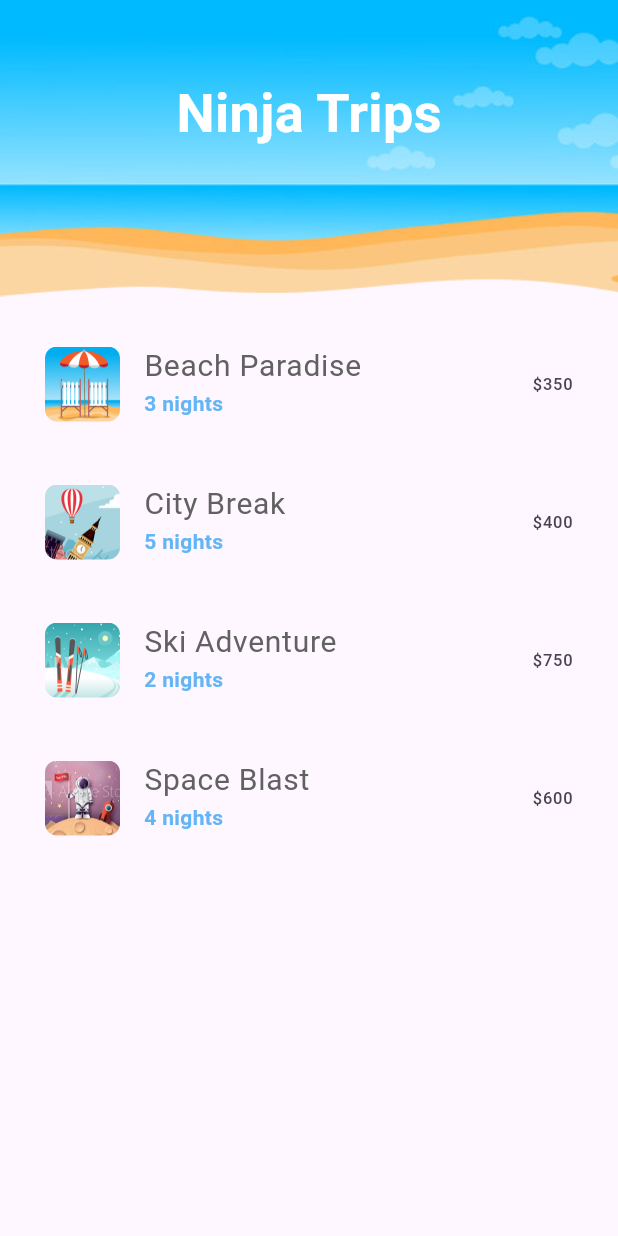
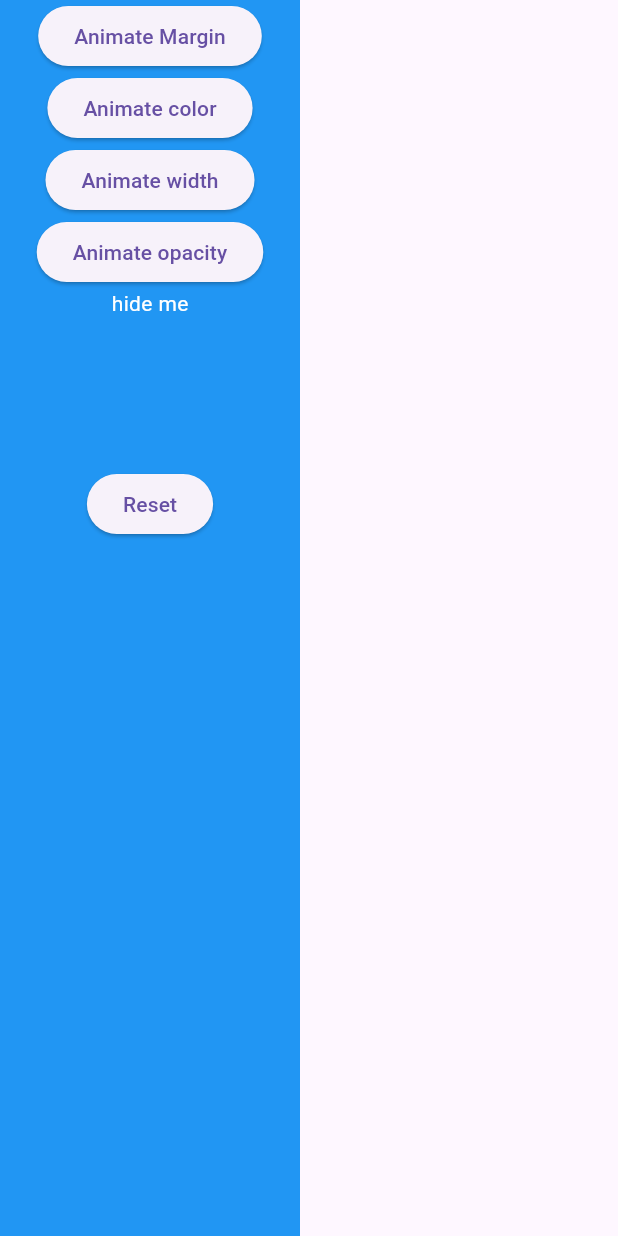
Before and after one commit to Arvindkr123/ninja_trips_animation, a Flutter app: the screen it shows after launch, on a phone screen of 412 x 824 dp. Run offline on Flutter 3.47's test engine with Material 3 defaults, Android fonts, the phone set to English and light mode, and no system bars.

Commit message:
added sandbox for playing with animation for learning purpose

```diff
--- a/lib/main.dart
+++ b/lib/main.dart
@@ -1,5 +1,6 @@
 import 'package:flutter/material.dart';
 import 'package:ninja_trips/screens/home.dart';
+import 'package:ninja_trips/screens/sandbox.dart';
 
 void main() {
   runApp(const MyApp());
@@ -14,7 +15,7 @@ class MyApp extends StatelessWidget {
     return MaterialApp(
       title: 'Ninja Trips',
       debugShowCheckedModeBanner: false,
-      home: Home(),
+      home: Sandbox(),
     );
   }
 }
--- /dev/null
+++ b/lib/screens/sandbox.dart
@@ -0,0 +1,81 @@
+import 'package:flutter/material.dart';
+
+class Sandbox extends StatefulWidget {
+  const Sandbox({super.key});
+
+  @override
+  State<Sandbox> createState() => _SandboxState();
+}
+
+class _SandboxState extends State<Sandbox> {
+  double _opacity = 1;
+  double _margin = 0;
+  double _width = 200;
+  Color _color = Colors.blue;
+  @override
+  Widget build(BuildContext context) {
+    final sizeWidth = MediaQuery.of(context).size.width;
+    return Scaffold(
+      body: AnimatedContainer(
+        duration: Duration(seconds: 1),
+        margin: EdgeInsets.all(_margin),
+        width: _width,
+        color: _color,
+        child: Column(
+          crossAxisAlignment: CrossAxisAlignment.center,
+          children: <Widget>[
+            ElevatedButton(
+              onPressed: () {
+                setState(() {
+                  _margin = 50;
+                });
+              },
+              child: Text('Animate Margin'),
+            ),
+            ElevatedButton(
+              onPressed: () {
+                setState(() {
+                  _color = Colors.redAccent;
+                });
+              },
+              child: Text('Animate color'),
+            ),
+            ElevatedButton(
+              onPressed: () {
+                setState(() {
+                  _width = sizeWidth;
+                });
+              },
+              child: Text('Animate width'),
+            ),
+            ElevatedButton(
+              onPressed: () {
+                setState(() {
+                  _opacity = 0;
+                });
+              },
+              child: Text('Animate opacity'),
+            ),
+            AnimatedOpacity(
+              opacity: _opacity,
+              duration: Duration(seconds: 2),
+              child: Text('hide me', style: TextStyle(color: Colors.white)),
+            ),
+            SizedBox(height: 100),
+            ElevatedButton(
+              onPressed: () {
+                setState(() {
+                  _opacity = 1;
+                  _margin = 0;
+                  _width = 200;
+                  _color = Colors.blue;
+                });
+              },
+              child: Text('Reset'),
+            ),
+          ],
+        ),
+      ),
+    );
+  }
+}
```
